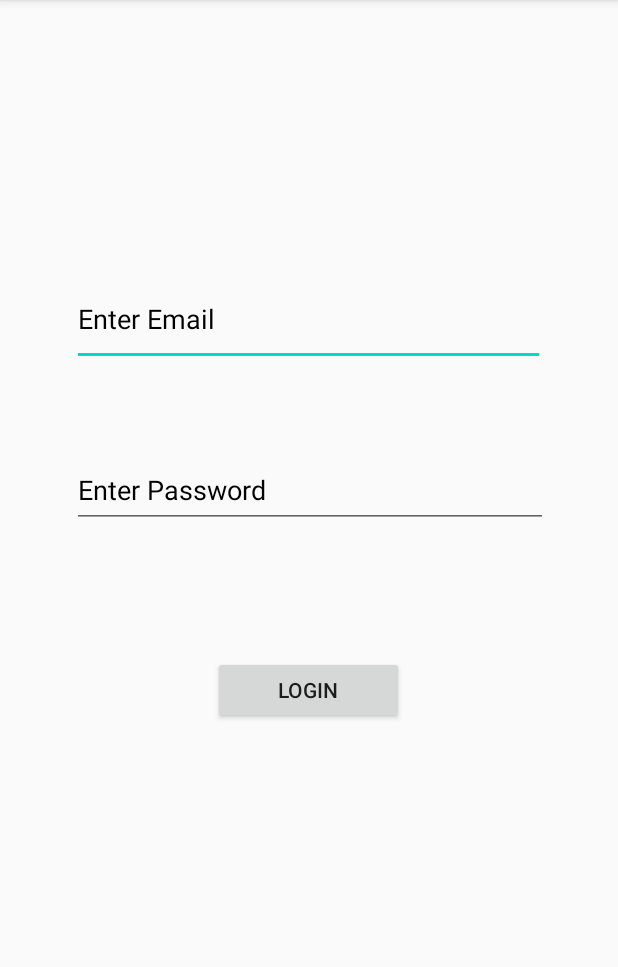
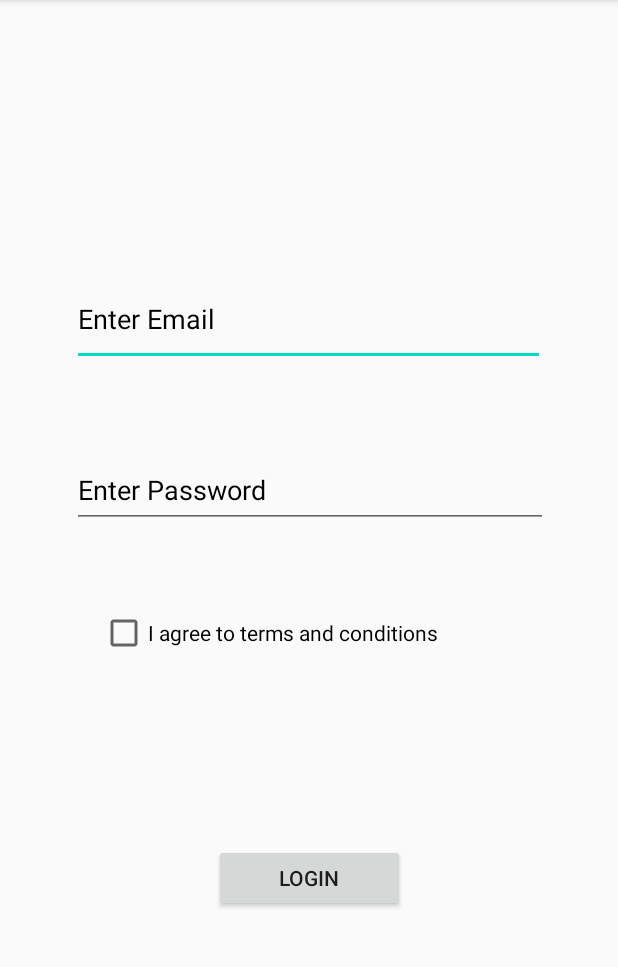
Before and after one commit to Shahzaib519/assignmentMCgit, an Android app: the screen it shows after launch (MainActivity), on a phone screen of 412 x 824 dp, the part 84-1051 px from its top. Run offline under Robolectric (Android 15) with nearby library versions, the phone set to English and light mode, and no system bars.

Commit message:
my fifth widget

```diff
--- a/app/src/main/res/layout/activity_main.xml
+++ b/app/src/main/res/layout/activity_main.xml
@@ -56,9 +56,21 @@
         android:textColorHint="@android:color/black"
         app:layout_constraintBottom_toBottomOf="parent"
         app:layout_constraintEnd_toEndOf="parent"
-        app:layout_constraintHorizontal_bias="0.498"
         app:layout_constraintStart_toStartOf="parent"
         app:layout_constraintTop_toBottomOf="@+id/editTextTextPassword"
-        app:layout_constraintVertical_bias="0.231" />
+        app:layout_constraintVertical_bias="0.568" />
+
+    <CheckBox
+        android:id="@+id/checkBox"
+        android:layout_width="279dp"
+        android:layout_height="36dp"
+        android:layout_marginTop="52dp"
+        android:text="I agree to terms and conditions"
+        android:textColorHint="@android:color/holo_blue_dark"
+        app:layout_constraintBottom_toTopOf="@+id/button"
+        app:layout_constraintEnd_toEndOf="parent"
+        app:layout_constraintStart_toStartOf="parent"
+        app:layout_constraintTop_toBottomOf="@+id/editTextTextPassword"
+        app:layout_constraintVertical_bias="0.0" />
 
 </androidx.constraintlayout.widget.ConstraintLayout>
```
